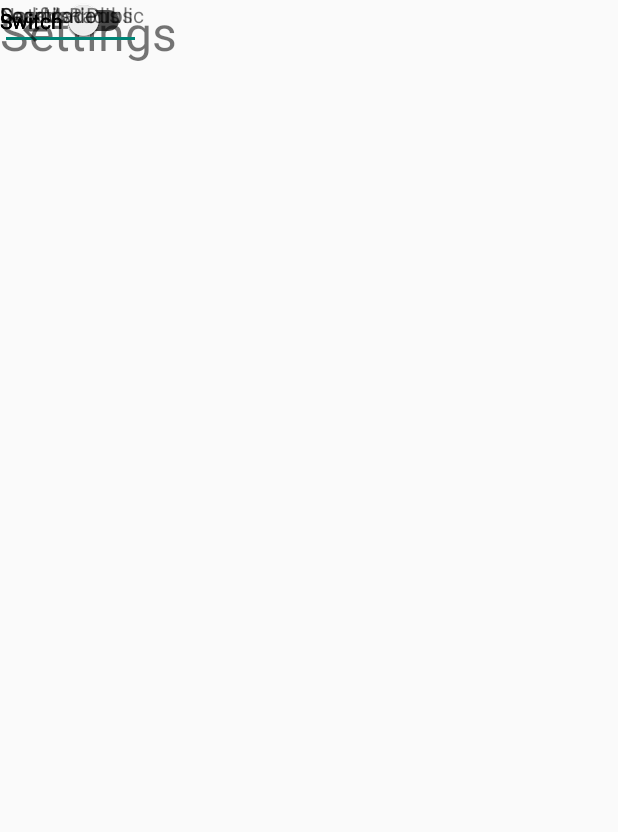
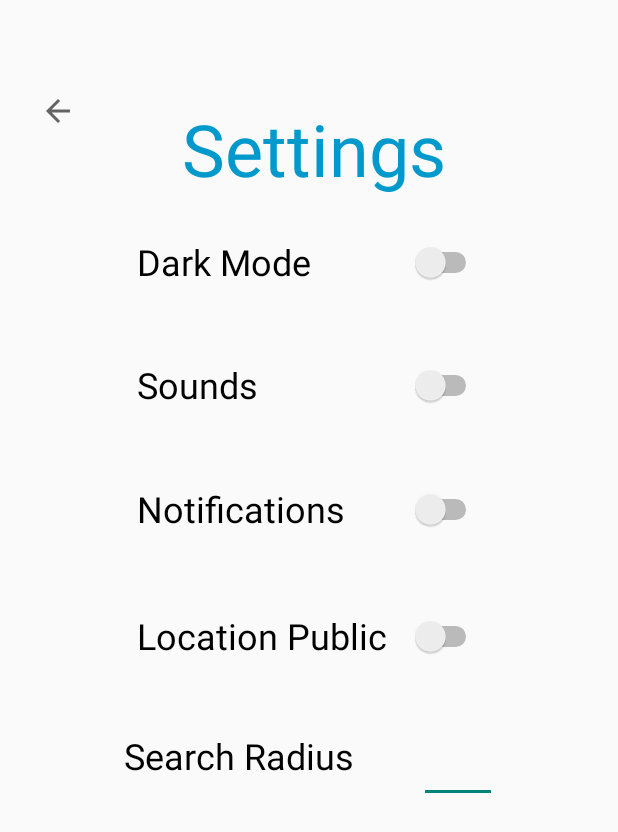
Before and after one commit to lwehrli32/BlitzBar, an Android app: the SettingsActivity screen opened directly, with no data from a screen before it, on a phone screen of 412 x 824 dp. Shown: the top 832 px of the screen. Run offline under Robolectric (Android 15) with nearby library versions, the phone set to English and light mode, and no system bars.

Commit message:
Layout Update 1

```diff
--- a/app/src/main/res/layout/activity_settings.xml
+++ b/app/src/main/res/layout/activity_settings.xml
@@ -10,96 +10,109 @@
         android:id="@+id/textView"
         android:layout_width="wrap_content"
         android:layout_height="wrap_content"
+        android:layout_marginTop="@android:dimen/app_icon_size"
+        android:layout_marginEnd="24dp"
         android:text="Settings"
-        android:textSize="32dp"
-        tools:layout_editor_absoluteX="147dp"
-        tools:layout_editor_absoluteY="24dp" />
+        android:textColor="@android:color/holo_blue_dark"
+        android:textSize="48dp"
+        app:layout_constraintBottom_toTopOf="@+id/DarkMode"
+        app:layout_constraintEnd_toEndOf="@+id/DarkMode"
+        app:layout_constraintTop_toTopOf="parent" />
 
     <Switch
-        android:id="@+id/switch1"
-        android:layout_width="wrap_content"
-        android:layout_height="wrap_content"
-        android:text="Switch"
-        tools:layout_editor_absoluteX="183dp"
-        tools:layout_editor_absoluteY="192dp" />
+        android:id="@+id/DarkMode"
+        android:layout_width="230dp"
+        android:layout_height="48dp"
+        android:layout_marginStart="65dp"
+        android:layout_marginEnd="65dp"
+        android:layout_marginBottom="15dp"
+        android:text="Dark Mode"
+        android:textSize="24dp"
+        app:layout_constraintBottom_toTopOf="@+id/Sounds"
+        app:layout_constraintEnd_toEndOf="parent"
+        app:layout_constraintStart_toStartOf="parent"
+        app:layout_constraintTop_toBottomOf="@+id/textView" />
 
     <Switch
-        android:id="@+id/switch2"
-        android:layout_width="wrap_content"
-        android:layout_height="wrap_content"
-        android:text="Switch"
-        tools:layout_editor_absoluteX="183dp"
-        tools:layout_editor_absoluteY="236dp" />
+        android:id="@+id/Sounds"
+        android:layout_width="230dp"
+        android:layout_height="48dp"
+        android:layout_marginStart="65dp"
+        android:layout_marginEnd="65dp"
+        android:layout_marginBottom="16dp"
+        android:text="Sounds"
+        android:textSize="24dp"
+        app:layout_constraintLeft_toLeftOf="@+id/DarkMode"
+        app:layout_constraintBottom_toTopOf="@+id/Notifications"
+        app:layout_constraintEnd_toEndOf="parent"
+        app:layout_constraintStart_toStartOf="parent"
+        app:layout_constraintTop_toBottomOf="@+id/DarkMode" />
 
     <Switch
-        android:id="@+id/switch3"
-        android:layout_width="wrap_content"
-        android:layout_height="wrap_content"
-        android:text="Switch"
-        tools:layout_editor_absoluteX="183dp"
-        tools:layout_editor_absoluteY="280dp" />
+        android:id="@+id/Notifications"
+        android:layout_width="230dp"
+        android:layout_height="48dp"
+        android:layout_marginStart="65dp"
+        android:layout_marginEnd="65dp"
+        android:layout_marginBottom="18dp"
+        android:text="Notifications"
+        android:textSize="24dp"
+        app:layout_constraintLeft_toLeftOf="@+id/DarkMode"
+        app:layout_constraintBottom_toTopOf="@+id/LocationPublic"
+        app:layout_constraintEnd_toEndOf="parent"
+        app:layout_constraintStart_toStartOf="parent"
+        app:layout_constraintTop_toBottomOf="@+id/Sounds" />
 
     <Switch
-        android:id="@+id/switch4"
-        android:layout_width="wrap_content"
-        android:layout_height="wrap_content"
-        android:text="Switch"
-        tools:layout_editor_absoluteX="183dp"
-        tools:layout_editor_absoluteY="325dp" />
+        android:id="@+id/LocationPublic"
+        android:layout_width="230dp"
+        android:layout_height="48dp"
+        android:layout_marginStart="65dp"
+        android:layout_marginEnd="65dp"
+        android:layout_marginBottom="20dp"
+        android:text="Location Public"
+        android:textSize="24dp"
+        app:layout_constraintBottom_toTopOf="@+id/SearchRadiusBox"
+        app:layout_constraintEnd_toEndOf="parent"
+        app:layout_constraintLeft_toLeftOf="@+id/DarkMode"
+        app:layout_constraintStart_toStartOf="parent"
+        app:layout_constraintTop_toBottomOf="@+id/Notifications" />
 
     <EditText
-        android:id="@+id/editText"
-        android:layout_width="94dp"
-        android:layout_height="33dp"
-        tools:layout_editor_absoluteX="182dp"
-        tools:layout_editor_absoluteY="367dp" />
+        android:id="@+id/SearchRadiusBox"
+        android:layout_width="52dp"
+        android:layout_height="48dp"
+        android:layout_marginEnd="63dp"
+        android:layout_marginBottom="270dp"
+        app:layout_constraintBottom_toBottomOf="parent"
+        app:layout_constraintEnd_toEndOf="parent"
+        android:inputType="number"
+        app:layout_constraintStart_toEndOf="@+id/SearchRadius"
+        app:layout_constraintTop_toBottomOf="@+id/LocationPublic" />
 
     <ImageButton
         android:id="@+id/imageButton"
-        android:layout_width="46dp"
-        android:layout_height="39dp"
+        android:layout_width="45dp"
+        android:layout_height="36dp"
+        android:layout_marginStart="16dp"
+        android:layout_marginTop="16dp"
         android:background="@android:color/transparent"
-        app:srcCompat="?attr/homeAsUpIndicator"
-        tools:layout_editor_absoluteX="16dp"
-        tools:layout_editor_absoluteY="28dp" />
-
-    <TextView
-        android:id="@+id/DarkMode"
-        android:layout_width="wrap_content"
-        android:layout_height="wrap_content"
-        android:text="DarkMode"
-        tools:layout_editor_absoluteX="101dp"
-        tools:layout_editor_absoluteY="200dp" />
-
-    <TextView
-        android:id="@+id/Sounds"
-        android:layout_width="wrap_content"
-        android:layout_height="wrap_content"
-        android:text="Sounds"
-        tools:layout_editor_absoluteX="119dp"
-        tools:layout_editor_absoluteY="244dp" />
-
-    <TextView
-        android:id="@+id/Notifications"
-        android:layout_width="wrap_content"
-        android:layout_height="wrap_content"
-        android:text="Notifications"
-        tools:layout_editor_absoluteX="86dp"
-        tools:layout_editor_absoluteY="288dp" />
-
-    <TextView
-        android:id="@+id/LocationPublic"
-        android:layout_width="wrap_content"
-        android:layout_height="wrap_content"
-        android:text="Location Public"
-        tools:layout_editor_absoluteX="70dp"
-        tools:layout_editor_absoluteY="333dp" />
+        app:layout_constraintBottom_toBottomOf="@+id/textView"
+        app:layout_constraintStart_toStartOf="parent"
+        app:layout_constraintTop_toTopOf="parent"
+        app:srcCompat="?attr/homeAsUpIndicator" />
 
     <TextView
         android:id="@+id/SearchRadius"
-        android:layout_width="wrap_content"
-        android:layout_height="wrap_content"
+        android:layout_width="180dp"
+        android:layout_height="48dp"
+        android:layout_marginStart="65dp"
         android:text="Search Radius"
-        tools:layout_editor_absoluteX="76dp"
-        tools:layout_editor_absoluteY="374dp" />
+        android:textColor="@color/black"
+        android:textSize="24dp"
+        app:layout_constraintBottom_toBottomOf="@+id/SearchRadiusBox"
+        app:layout_constraintEnd_toStartOf="@+id/SearchRadiusBox"
+        app:layout_constraintLeft_toLeftOf="@+id/DarkMode"
+        app:layout_constraintStart_toStartOf="parent"
+        app:layout_constraintTop_toTopOf="@+id/SearchRadiusBox" />
 </androidx.constraintlayout.widget.ConstraintLayout>
--- a/build.gradle
+++ b/build.gradle
@@ -5,7 +5,7 @@ buildscript {
         mavenCentral()
     }
     dependencies {
-        classpath "com.android.tools.build:gradle:7.0.2"
+        classpath 'com.android.tools.build:gradle:7.0.3'
 
         // NOTE: Do not place your application dependencies here; they belong
         // in the individual module build.gradle files
```
